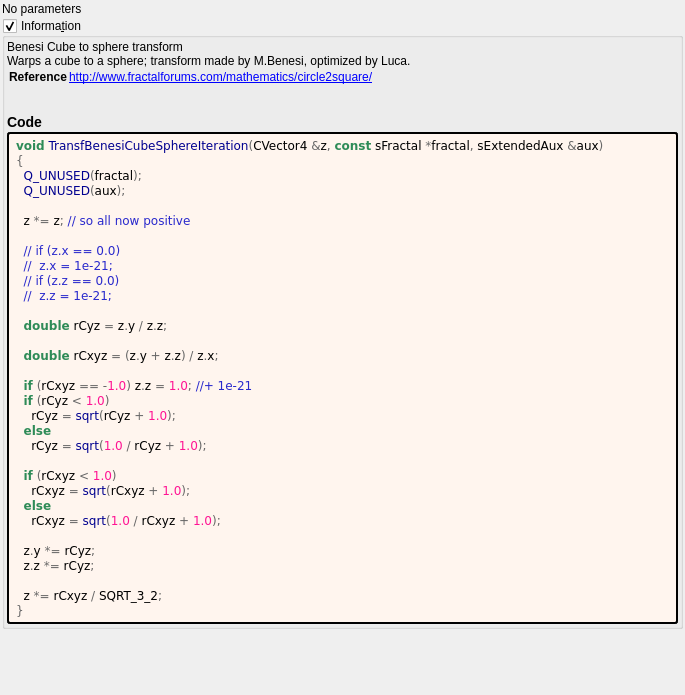
Above: mandelbulber2/formula/ui/transf_benesi_cube_sphere.ui from buddhi1980/mandelbulber2 before the change. Below: the same form after it.
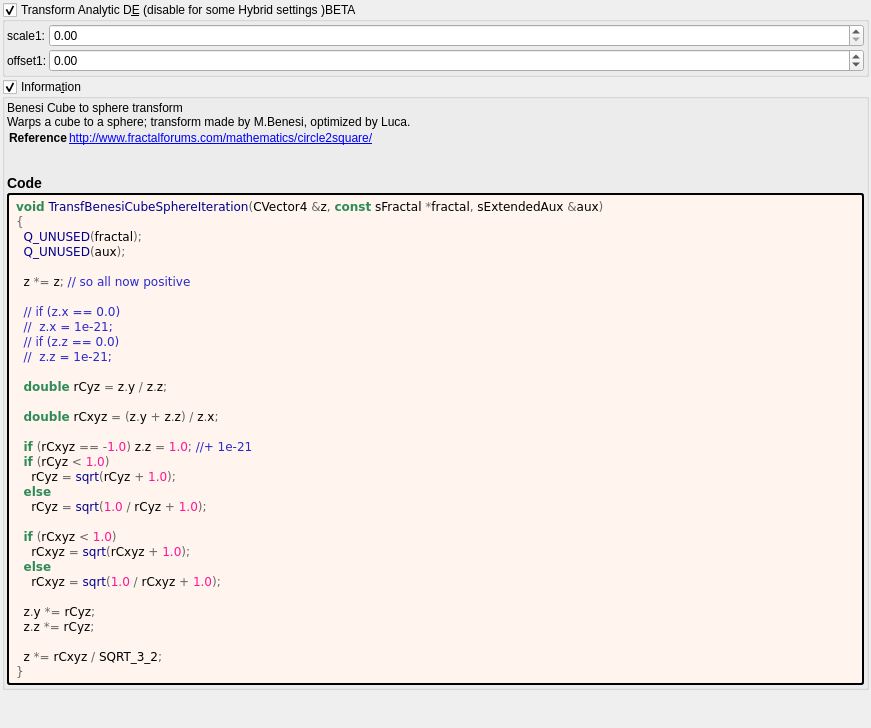
That is the form after the change. Custom widgets are drawn as their Qt base class.

Commit message: implement analytic DE T3, T4 & T5B

```diff
--- a/mandelbulber2/formula/ui/transf_benesi_cube_sphere.ui
+++ b/mandelbulber2/formula/ui/transf_benesi_cube_sphere.ui
@@ -6,8 +6,8 @@
    <rect>
     <x>0</x>
     <y>0</y>
-    <width>685</width>
-    <height>695</height>
+    <width>871</width>
+    <height>728</height>
    </rect>
   </property>
   <property name="windowTitle">
@@ -30,13 +30,107 @@
     <number>2</number>
    </property>
    <item>
-    <widget class="QLabel" name="label">
-     <property name="toolTip">
-      <string/>
+    <widget class="MyGroupBox" name="groupCheck_analyticDE_enabled">
+     <property name="title">
+      <string>Transform Analytic D&amp;E (disable for some Hybrid settings )BETA</string>
      </property>
-     <property name="text">
-      <string>No parameters</string>
+     <property name="checkable">
+      <bool>true</bool>
      </property>
+     <layout class="QVBoxLayout" name="verticalLayout_12" stretch="0">
+      <property name="spacing">
+       <number>2</number>
+      </property>
+      <property name="leftMargin">
+       <number>2</number>
+      </property>
+      <property name="topMargin">
+       <number>2</number>
+      </property>
+      <property name="rightMargin">
+       <number>2</number>
+      </property>
+      <property name="bottomMargin">
+       <number>2</number>
+      </property>
+      <item>
+       <layout class="QGridLayout" name="gridLayout_28" columnstretch="0,0,1">
+        <property name="spacing">
+         <number>2</number>
+        </property>
+        <item row="1" column="1">
+         <widget class="QLabel" name="label_178">
+          <property name="text">
+           <string>offset1:</string>
+          </property>
+         </widget>
+        </item>
+        <item row="0" column="1">
+         <widget class="QLabel" name="label_179">
+          <property name="text">
+           <string>scale1:</string>
+          </property>
+         </widget>
+        </item>
+        <item row="0" column="2">
+         <widget class="MyDoubleSpinBox" name="spinbox_analyticDE_scale_1">
+          <property name="sizePolicy">
+           <sizepolicy hsizetype="Minimum" vsizetype="Maximum">
+            <horstretch>0</horstretch>
+            <verstretch>0</verstretch>
+           </sizepolicy>
+          </property>
+          <property name="prefix">
+           <string/>
+          </property>
+          <property name="suffix">
+           <string/>
+          </property>
+          <property name="decimals">
+           <number>2</number>
+          </property>
+          <property name="minimum">
+           <double>0.000000000000000</double>
+          </property>
+          <property name="maximum">
+           <double>99.989999999999995</double>
+          </property>
+          <property name="singleStep">
+           <double>0.100000000000000</double>
+          </property>
+         </widget>
+        </item>
+        <item row="1" column="2">
+         <widget class="MyDoubleSpinBox" name="spinbox_analyticDE_offset_1">
+          <property name="sizePolicy">
+           <sizepolicy hsizetype="Minimum" vsizetype="Maximum">
+            <horstretch>0</horstretch>
+            <verstretch>0</verstretch>
+           </sizepolicy>
+          </property>
+          <property name="prefix">
+           <string/>
+          </property>
+          <property name="suffix">
+           <string/>
+          </property>
+          <property name="decimals">
+           <number>2</number>
+          </property>
+          <property name="minimum">
+           <double>-99.989999999999995</double>
+          </property>
+          <property name="maximum">
+           <double>99.989999999999995</double>
+          </property>
+          <property name="singleStep">
+           <double>0.100000000000000</double>
+          </property>
+         </widget>
+        </item>
+       </layout>
+      </item>
+     </layout>
     </widget>
    </item>
    <item>
@@ -164,6 +258,11 @@
    <header>my_group_box.h</header>
    <container>1</container>
   </customwidget>
+  <customwidget>
+   <class>MyDoubleSpinBox</class>
+   <extends>QDoubleSpinBox</extends>
+   <header>my_double_spin_box.h</header>
+  </customwidget>
  </customwidgets>
  <tabstops>
   <tabstop>groupCheck_info</tabstop>
```
Left out of the diff: 2 changed lines with no effect on the pictures. The commit also changes 8 other files.
